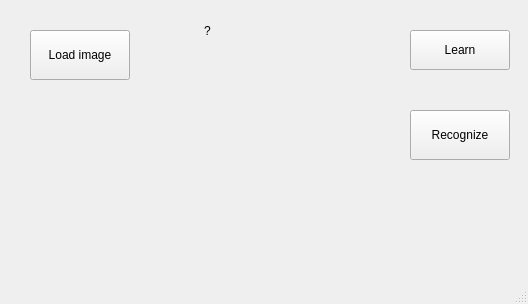
First picture: the form in window.ui, repository PavelKuropatin/perceptron, before the edit.
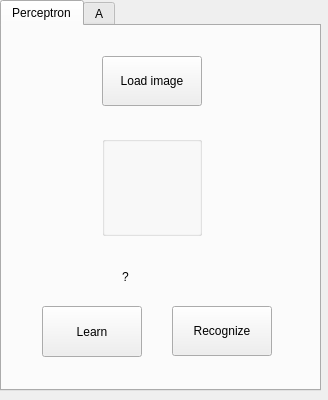
Second picture: the form after the edit.

Commit message: show A values as image, delete extra code

Patch:
```diff
--- a/window.ui
+++ b/window.ui
@@ -6,31 +6,34 @@
    <rect>
     <x>0</x>
     <y>0</y>
-       <width>528</width>
-       <height>304</height>
+       <width>328</width>
+       <height>400</height>
    </rect>
   </property>
   <property name="windowTitle">
       <string>Perceptron</string>
   </property>
   <widget class="QWidget" name="centralwidget">
-      <widget class="QPushButton" name="learn_button">
+      <widget class="QTabWidget" name="tabs_widget">
           <property name="geometry">
               <rect>
-                  <x>410</x>
-                  <y>30</y>
-                  <width>100</width>
-                  <height>40</height>
+                  <x>0</x>
+                  <y>0</y>
+                  <width>321</width>
+                  <height>391</height>
               </rect>
           </property>
-          <property name="text">
-              <string>Learn</string>
+          <property name="currentIndex">
+              <number>0</number>
           </property>
-      </widget>
+          <widget class="QWidget" name="perceptrom_tab">
+              <attribute name="title">
+                  <string>Perceptron</string>
+              </attribute>
       <widget class="QPushButton" name="load_image_button">
           <property name="geometry">
               <rect>
-                  <x>30</x>
+                          <x>100</x>
                   <y>30</y>
                   <width>100</width>
                   <height>50</height>
@@ -40,37 +43,11 @@
               <string>Load image</string>
           </property>
       </widget>
-      <widget class="QLabel" name="image_label">
-          <property name="geometry">
-              <rect>
-                  <x>190</x>
-                  <y>80</y>
-                  <width>111</width>
-                  <height>101</height>
-              </rect>
-          </property>
-          <property name="text">
-              <string/>
-          </property>
-      </widget>
-      <widget class="QPushButton" name="recognize_button">
-          <property name="geometry">
-              <rect>
-                  <x>410</x>
-                  <y>110</y>
-                  <width>100</width>
-                  <height>50</height>
-              </rect>
-          </property>
-          <property name="text">
-              <string>Recognize</string>
-          </property>
-      </widget>
       <widget class="QLabel" name="percent_label">
           <property name="geometry">
               <rect>
-                  <x>204</x>
-                  <y>20</y>
+                          <x>120</x>
+                          <y>240</y>
                   <width>71</width>
                   <height>21</height>
               </rect>
@@ -79,18 +56,105 @@
               <string>?</string>
           </property>
       </widget>
-  </widget>
-  <widget class="QMenuBar" name="menubar">
+              <widget class="QPushButton" name="recognize_button">
+                  <property name="geometry">
+                      <rect>
+                          <x>170</x>
+                          <y>280</y>
+                          <width>100</width>
+                          <height>50</height>
+                      </rect>
+                  </property>
+                  <property name="text">
+                      <string>Recognize</string>
+                  </property>
+              </widget>
+              <widget class="QPushButton" name="learn_button">
    <property name="geometry">
     <rect>
+                          <x>40</x>
+                          <y>280</y>
+                          <width>100</width>
+                          <height>51</height>
+                      </rect>
+                  </property>
+                  <property name="text">
+                      <string>Learn</string>
+                  </property>
+              </widget>
+              <widget class="QGroupBox" name="image_group_box">
+                  <property name="geometry">
+                      <rect>
+                          <x>100</x>
+                          <y>110</y>
+                          <width>100</width>
+                          <height>100</height>
+                      </rect>
+                  </property>
+                  <property name="title">
+                      <string/>
+                  </property>
+                  <widget class="QLabel" name="image_label">
+                      <property name="geometry">
+                          <rect>
      <x>0</x>
      <y>0</y>
-        <width>528</width>
-        <height>18</height>
-    </rect>
-   </property>
-  </widget>
-  <widget class="QStatusBar" name="statusbar"/>
+                              <width>100</width>
+                              <height>100</height>
+                          </rect>
+                      </property>
+                      <property name="text">
+                          <string/>
+                      </property>
+      </widget>
+              </widget>
+          </widget>
+          <widget class="QWidget" name="a_tab">
+              <attribute name="title">
+                  <string>A</string>
+              </attribute>
+              <widget class="QGroupBox" name="a_image_group_box">
+                  <property name="geometry">
+                      <rect>
+                          <x>10</x>
+                          <y>60</y>
+                          <width>300</width>
+                          <height>300</height>
+                      </rect>
+                  </property>
+                  <property name="title">
+                      <string/>
+                  </property>
+                  <widget class="QLabel" name="a_image_label">
+                      <property name="geometry">
+                          <rect>
+                              <x>0</x>
+                              <y>0</y>
+                              <width>300</width>
+                              <height>300</height>
+                          </rect>
+                      </property>
+                      <property name="text">
+                          <string/>
+                      </property>
+                  </widget>
+              </widget>
+              <widget class="QLineEdit" name="a_index_line_edit">
+                  <property name="geometry">
+                      <rect>
+                          <x>10</x>
+                          <y>10</y>
+                          <width>113</width>
+                          <height>41</height>
+                      </rect>
+                  </property>
+                  <property name="text">
+                      <string>0</string>
+                  </property>
+              </widget>
+          </widget>
+      </widget>
+  </widget>
  </widget>
  <resources/>
  <connections>
```
Left out of the diff: 29 changed lines with no effect on the pictures. Lines whose indentation alone changed are shown as unchanged. The commit also changes 9 other files.
